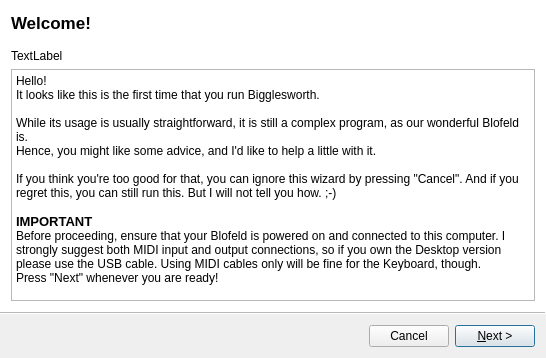
Old version of the form bigglesworth/ui/wizard.ui in the repository MaurizioB/Bigglesworth.
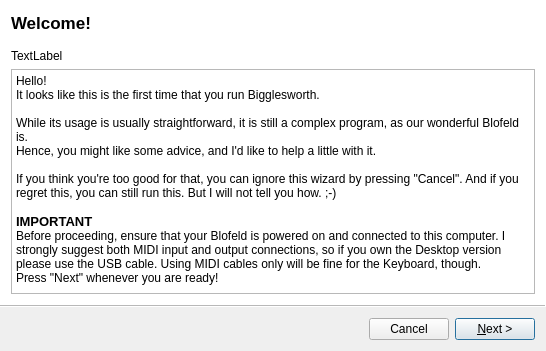
New version of the form. Icons and pictures are not drawn. Custom widgets are drawn as their Qt base class.

What changed in the file:
```diff
--- a/bigglesworth/ui/wizard.ui
+++ b/bigglesworth/ui/wizard.ui
@@ -7,7 +7,7 @@
     <x>0</x>
     <y>0</y>
     <width>546</width>
-    <height>358</height>
+    <height>351</height>
    </rect>
   </property>
   <property name="windowTitle">
@@ -17,7 +17,7 @@
    <enum>QWizard::ModernStyle</enum>
   </property>
   <property name="options">
-   <set>QWizard::CancelButtonOnLeft|QWizard::NoBackButtonOnLastPage|QWizard::NoBackButtonOnStartPage</set>
+   <set>QWizard::CancelButtonOnLeft|QWizard::NoBackButtonOnStartPage</set>
   </property>
   <widget class="QWizardPage" name="startPage">
    <property name="title">
@@ -196,6 +196,12 @@
    <header>bigglesworth.dialogs</header>
    <container>1</container>
   </customwidget>
+  <customwidget>
+   <class>ImportOldPage</class>
+   <extends>QWizardPage</extends>
+   <header>bigglesworth.dialogs</header>
+   <container>1</container>
+  </customwidget>
  </customwidgets>
  <resources/>
  <connections/>
```
Left out of the diff: 77 changed lines with no effect on the pictures.
